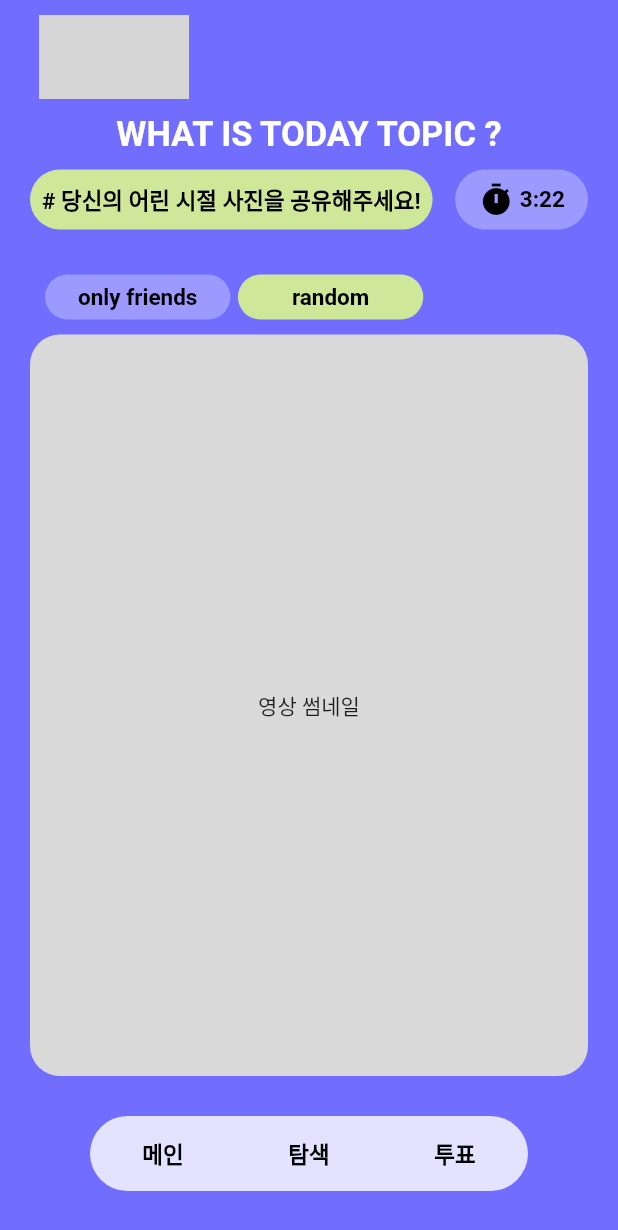
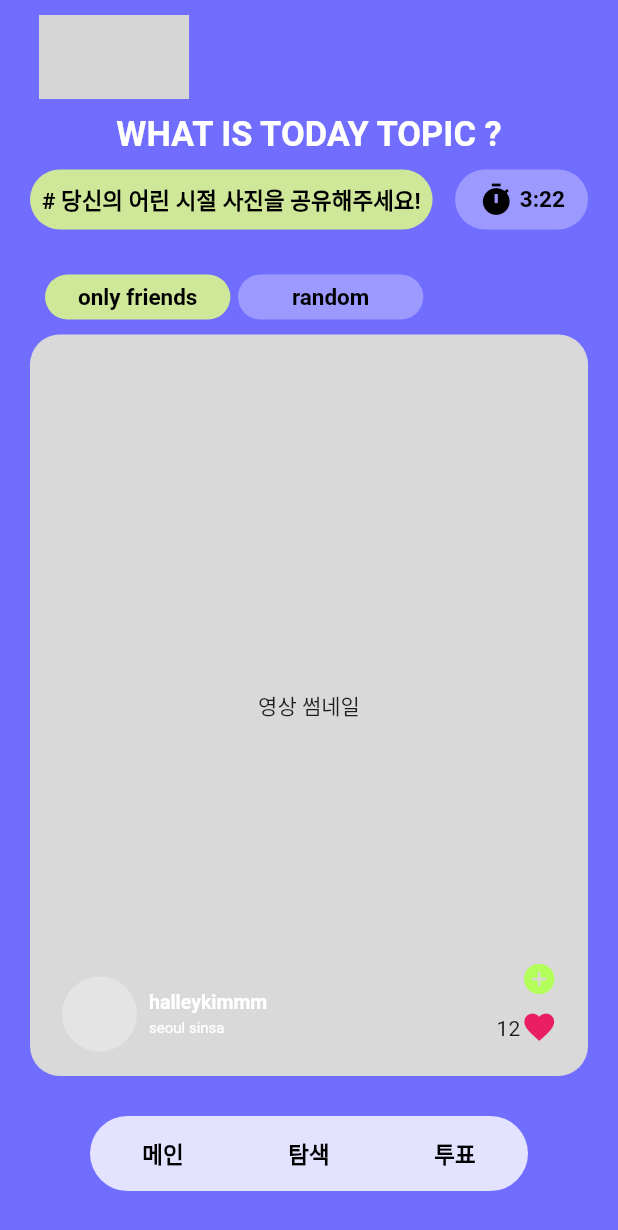
Before and after one commit to UniD-Hackathon-Team3/client, a Flutter app: the screen it shows after launch, on a phone screen of 412 x 824 dp. Shown: the top 1230 px of the screen. Run offline on Flutter 3.47's test engine with Material 2 defaults, Android fonts, the phone set to English and light mode, and no system bars; grey boxes are pictures that could not be loaded.

Commit message:
mainpage1

```diff
--- a/lib/page/main_page.dart
+++ b/lib/page/main_page.dart
@@ -1,15 +1,19 @@
 import '../style.dart' as style;
 import 'package:flutter/material.dart';
 
-class MainPage extends StatelessWidget {
+class MainPage extends StatefulWidget {
   const MainPage({Key? key}) : super(key: key);
 
+  @override
+  State<MainPage> createState() => _MainPageState();
+}
+bool onlyFriendFlag = true;
+String todayQuestion = "당신의 어린 시절 사진을 공유해주세요!";
+class _MainPageState extends State<MainPage> {
   @override
   Widget build(BuildContext context) {
     final deviceWidth = MediaQuery.of(context).size.width;
     final deviceHeight = MediaQuery.of(context).size.height;
-    String todayQuestion = "당신의 어린 시절 사진을 공유해주세요!";
-    bool onlyFriendFlag = true;
     return Container(
       height: 100,
       width: deviceWidth,
@@ -67,17 +71,21 @@ class MainPage extends StatelessWidget {
             ],
           ),
           Container(
-            margin: EdgeInsets.fromLTRB(20, 30, 20, 20),
+            padding: EdgeInsets.fromLTRB(20, 30, 20, 20),
             child: Column(
               children: [
                 Row(
                   children: [
-                      Container(
+                      GestureDetector(
+                        onTap: () {
+                          (setState(() => (onlyFriendFlag = true)));
+                        },
+                        child: Container(
                           height: 30,
                           width: deviceWidth * 0.3,
                           decoration: BoxDecoration(
                             borderRadius: BorderRadius.circular(50), //모서리를 둥글게
-                          color: style.whiteboxcolor
+                            color: onlyFriendFlag ? style.yellowboxcolor : style.whiteboxcolor
                         ),
                         margin: EdgeInsets.fromLTRB(10, 0, 0, 0),
                         child: Column(
@@ -88,12 +96,17 @@ class MainPage extends StatelessWidget {
                             ]
                         ),
                     ),
-                    Container(
+                      ),
+                    GestureDetector(
+                      onTap: () {
+                        (setState(() => (onlyFriendFlag = false)));
+                      },
+                      child: Container(
                         height: 30,
                         width: deviceWidth * 0.3,
                         decoration: BoxDecoration(
                             borderRadius: BorderRadius.circular(50), //모서리를 둥글게
-                          color: style.yellowboxcolor
+                            color: onlyFriendFlag == false ? style.yellowboxcolor : style.whiteboxcolor
                         ),
                         margin: EdgeInsets.fromLTRB(5, 0, 0, 0),
                         child: Column(
@@ -104,8 +117,11 @@ class MainPage extends StatelessWidget {
                             ]
                         ),
                       ),
+                    ),
                   ],
                 ),
+                Stack(
+                  children:[
                     Container(
                     height: deviceHeight * 0.6,
                     width: double.infinity,
@@ -121,6 +137,76 @@ class MainPage extends StatelessWidget {
                         ]
                       ),
                     ),
+                    Positioned(
+                        bottom: deviceHeight * 0.02,
+                        right: deviceHeight * 0.02,
+                        child: Column(
+                          children: [
+                            Padding(
+                              padding: const EdgeInsets.all(4.0),
+                              child: Icon(Icons.add_circle, color: Colors.lightGreenAccent),
+                            ),
+                            Padding(
+                              padding: const EdgeInsets.all(4.0),
+                              child: Icon(Icons.favorite, color: Colors.pink,),
+                            ),
+                          ],
+                        )
+                    ),
+                    Positioned(
+                        bottom: deviceHeight * 0.024,
+                        right: deviceHeight * 0.05,
+                        child: Column(
+                          children: [
+                            Padding(
+                              padding: const EdgeInsets.all(4.0),
+                            ),
+                            Padding(
+                              padding: const EdgeInsets.all(4),
+                              child: Text("12"),
+                            ),
+                          ],
+                        )
+                    ),
+                    Positioned(
+                        bottom: deviceHeight * 0.015,
+                        left: deviceHeight * 0.015,
+                        child: Row(
+                          children: [
+                            Padding(
+                              padding: const EdgeInsets.all(4.0),
+                              child: Container(
+                                height: 50,
+                                width: 50,
+                                decoration: BoxDecoration(
+                                    borderRadius: BorderRadius.circular(50), //모서리를 둥글게
+                                    color: style.whiteboxcolor,
+                                ),
+                                margin: EdgeInsets.fromLTRB(5, 0, 0, 0),
+                                child: Text(''),
+                              ),
+                            ),
+                            Padding(
+                              padding: const EdgeInsets.all(4),
+                              child: SizedBox(
+                                width: 100,
+                                child: Column(
+                                  crossAxisAlignment: CrossAxisAlignment.start,
+                                  children: [
+                                    Text('halleykimmm', style: style.textWhiteName),
+                                    Padding(
+                                      padding: const EdgeInsets.fromLTRB(0, 4, 0, 0),
+                                      child: Text('seoul sinsa', style: style.textWhiteComment,),
+                                    ),
+                                  ],
+                                ),
+                              ),
+                            ),
+                          ],
+                        )
+                    )
+                  ],
+                ),
               ],
             ),
           )
--- a/lib/style.dart
+++ b/lib/style.dart
@@ -17,6 +17,17 @@ var textWHAT = TextStyle(
   fontWeight: FontWeight.bold,
 );
 
+var textWhiteName = TextStyle(
+  fontSize: 13.0,
+  color: Colors.white,
+  fontWeight: FontWeight.bold,
+);
+var textWhiteComment = TextStyle(
+  fontSize: 10.0,
+  color: Colors.white,
+  fontWeight: FontWeight.normal,
+);
+
 
 var theme = ThemeData(  //appbar의 테마 설정
     appBarTheme: AppBarTheme(
```
Lines whose indentation alone changed are shown as unchanged.
